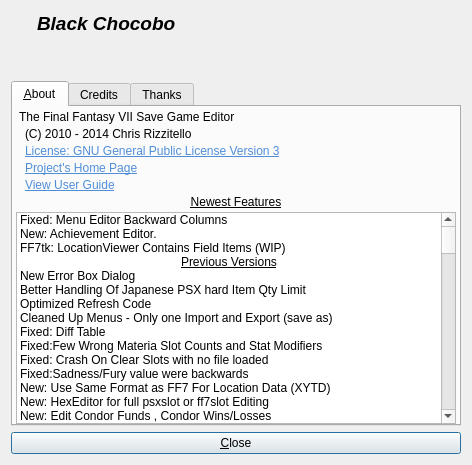
sithlord48/blackchocobo, file about.ui: the form before one commit.
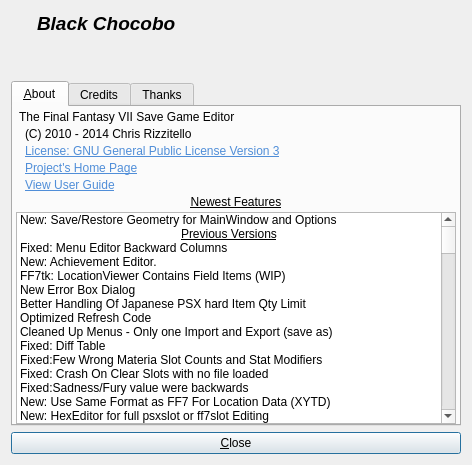
The form after the commit. Icons and pictures are not drawn.

The edit to the form file:
```diff
--- a/about.ui
+++ b/about.ui
@@ -330,17 +330,7 @@
          </property>
          <item>
           <property name="text">
-           <string>Fixed: Menu Editor Backward Columns</string>
-          </property>
-         </item>
-         <item>
-          <property name="text">
-           <string>New: Achievement Editor.</string>
-          </property>
-         </item>
-         <item>
-          <property name="text">
-           <string>FF7tk: LocationViewer Contains Field Items (WIP)</string>
+           <string>New: Save/Restore Geometry for MainWindow and Options</string>
           </property>
          </item>
          <item>
@@ -358,6 +348,21 @@
            <set>AlignHCenter|AlignVCenter|AlignCenter</set>
           </property>
          </item>
+         <item>
+          <property name="text">
+           <string>Fixed: Menu Editor Backward Columns</string>
+          </property>
+         </item>
+         <item>
+          <property name="text">
+           <string>New: Achievement Editor.</string>
+          </property>
+         </item>
+         <item>
+          <property name="text">
+           <string>FF7tk: LocationViewer Contains Field Items (WIP)</string>
+          </property>
+         </item>
          <item>
           <property name="text">
            <string>New Error Box Dialog</string>
```
Left out of the diff: 6 changed lines with no effect on the pictures.
